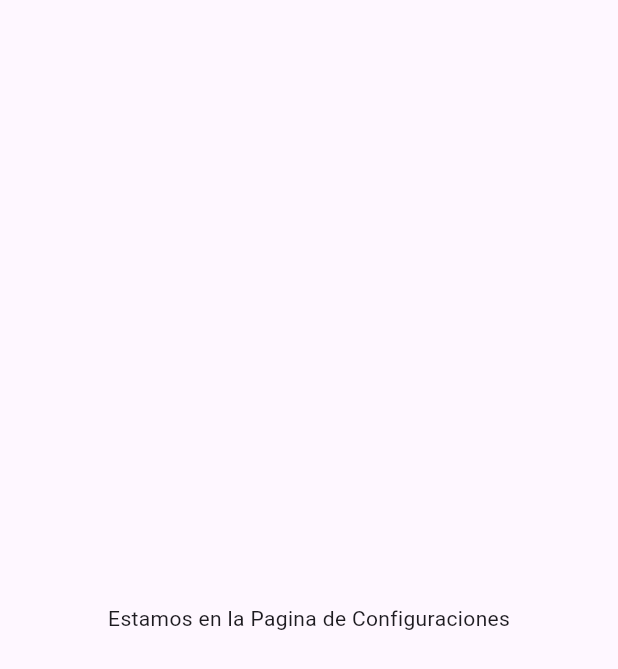
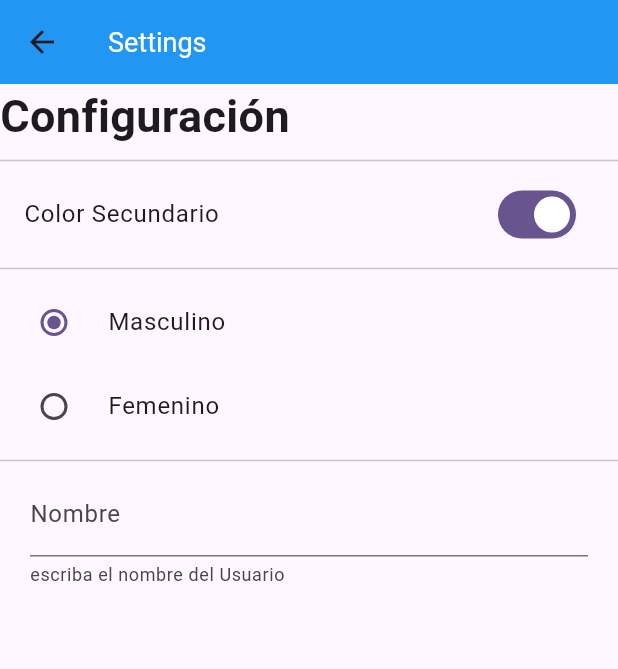
Before and after one commit to winsignares/pracm1, a Flutter app: the CustomerSetting screen opened by its route, on a phone screen of 412 x 824 dp. Shown: the top 669 px of the screen. Run offline on Flutter 3.47's test engine with Material 2 defaults, Android fonts, the phone set to English and light mode, and no system bars.

Commit message:
se agrego los datos a trabajar en el customer Setting

```diff
--- a/hola_mundo/lib/Screens/CustomerSetting.dart
+++ b/hola_mundo/lib/Screens/CustomerSetting.dart
@@ -6,12 +6,61 @@ class CustomerSetting extends StatelessWidget {
   @override
   Widget build(BuildContext context) {
     return Scaffold(
+      appBar: AppBar(
+        title: const Text('Settings',
+                          style: TextStyle(
+                                    color: Colors.white,
+                                    fontSize: 18.0
+                                  ),
+                      ),
+        backgroundColor: Colors.blue,
+      ),
       body: SafeArea(
-        child: Center(
-          child: Container(
-            child: const Text('Estamos en la Pagina de Configuraciones'),
+        child:ListView(
+          children: [
+            Container(
+              child: const Text('Configuración', style: TextStyle( fontSize: 30.0, fontWeight: FontWeight.bold),),
             ),
-          ),
+            const Divider(),
+            SwitchListTile(
+              value: true,
+              title: const Text('Color Secundario'),
+              onChanged: (value){
+                print(value);
+              }
+            ),
+            const Divider(),
+            RadioListTile(
+              value: 1,
+              title: const Text('Masculino'),
+              groupValue: 1,
+              onChanged: (value){
+
+              }
+            ),
+            RadioListTile(
+              value: 2,
+              title: const Text('Femenino'),
+              groupValue: 1,
+              onChanged: (value){
+
+              }
+            ),
+            const Divider(),
+             Container(
+              padding: const EdgeInsets.symmetric(horizontal: 20.0),
+               child: TextField(
+                decoration: const InputDecoration(
+                  labelText: 'Nombre',
+                  helperText: 'escriba el nombre del Usuario',
+                ),
+                onChanged: (value){
+
+                },
+                         ),
+             ),
+          ],
+        ),
       ),
     );
   }
--- a/hola_mundo/lib/Screens/MyApp.dart
+++ b/hola_mundo/lib/Screens/MyApp.dart
@@ -16,7 +16,7 @@ class MyApp extends StatelessWidget {
         colorScheme: ColorScheme.fromSeed(seedColor: Colors.deepPurple),
         useMaterial3: true,
       ),
-      initialRoute: MyHomePage2.nombre,
+      initialRoute: CustomerSetting.nombre,
       routes: {
          MyHomePage2.nombre:(context) => MyHomePage2(),
          CustomerSetting.nombre:(context) => CustomerSetting(),
```
